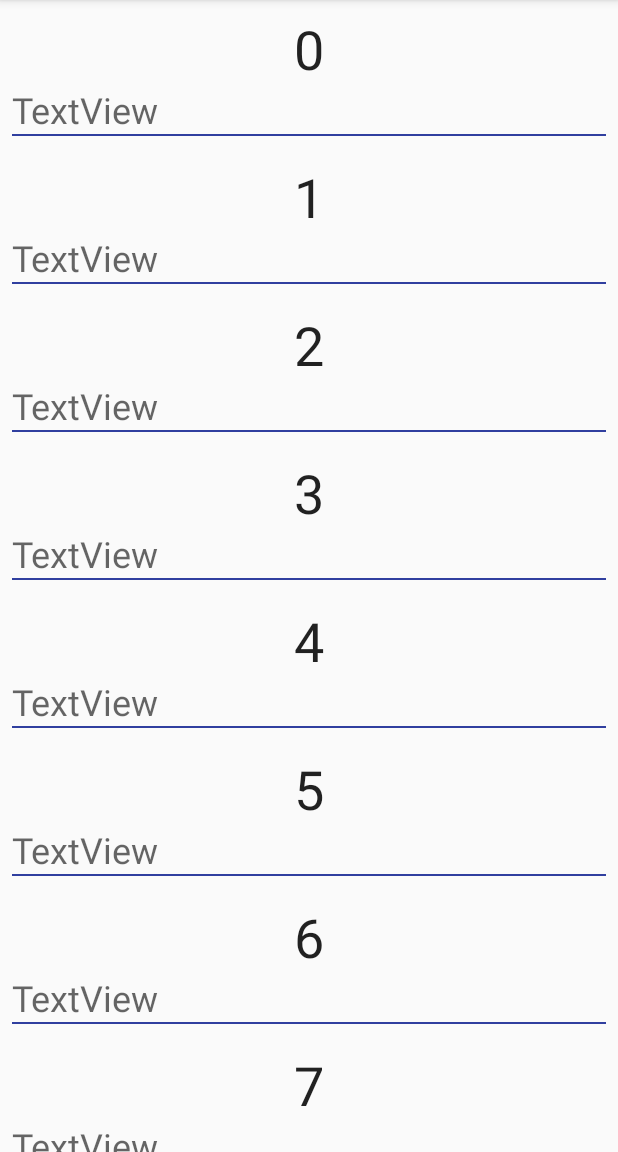
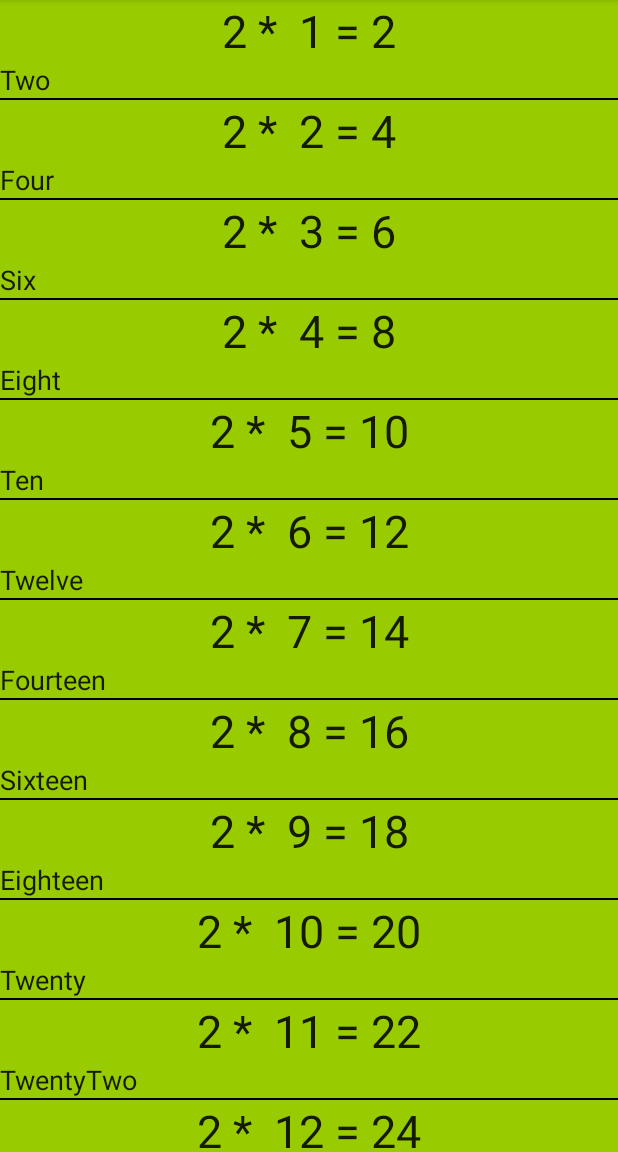
Before and after one commit to SURENDER14/Tables, an Android app: the screen it shows after launch (MainActivity), on a phone screen of 412 x 824 dp, the part 84-1236 px from its top. Run offline under Robolectric (Android 15) with nearby library versions, the phone set to English and light mode, and no system bars.

Commit message:
Create 2 table

```diff
--- /dev/null
+++ b/app/src/main/java/e/sura23/tables2/Table.java
@@ -0,0 +1,122 @@
+package e.sura23.tables2;
+
+/**
+ * Created by SURA23 on 7/7/2018.
+ */
+
+public class Table {
+
+    static int multiply = 2;
+    static int result;
+
+    static String numberTwoTable(int position) {
+        switch (position) {
+            case 0:
+                result = multiply * 1;
+                return multiply + " *  1 = " + result;
+            case 1:
+                result = multiply * 2;
+                return multiply + " *  2 = " + result;
+            case 2:
+                result = multiply * 3;
+                return multiply + " *  3 = " + result;
+            case 3:
+                result = multiply * 4;
+                return multiply + " *  4 = " + result;
+            case 4:
+                result = multiply * 5;
+                return multiply + " *  5 = " + result;
+            case 5:
+                result = multiply * 6;
+                return multiply + " *  6 = " + result;
+            case 6:
+                result = multiply * 7;
+                return multiply + " *  7 = " + result;
+            case 7:
+                result = multiply * 8;
+                return multiply + " *  8 = " + result;
+            case 8:
+                result = multiply * 9;
+                return multiply + " *  9 = " + result;
+            case 9:
+                result = multiply * 10;
+                return multiply + " *  10 = " + result;
+            case 10:
+                result = multiply * 11;
+                return multiply + " *  11 = " + result;
+            case 11:
+                result = multiply * 12;
+                return multiply + " *  12 = " + result;
+            case 12:
+                result = multiply * 13;
+                return multiply + " *  13 = " + result;
+            case 13:
+                result = multiply * 14;
+                return multiply + " *  14 = " + result;
+            case 14:
+                result = multiply * 15;
+                return multiply + " *  15 = " + result;
+
+            default:
+                return "Table";
+        }
+    }
+
+    static String textTwoTable() {
+        int number = result;
+        String text;
+
+        final String[] ones = {
+                "",
+                "One",
+                "Two",
+                "Three",
+                "Four",
+                "Five",
+                "Six",
+                "Seven",
+                "Eight",
+                "Nine",
+                "Ten",
+                "Eleven",
+                "Twelve",
+                "Thirteen",
+                "Fourteen",
+                "Fifteen",
+                "Sixteen",
+                "Seventeen",
+                "Eighteen",
+                "Nineteen",
+        };
+
+        final String[] Tens = {
+
+                "",
+                "Ten",
+                "Twenty",
+                "Thirty",
+                "Forty",
+                "Fifty",
+                "sixty",
+                "Seventy",
+                "Eighty",
+                "Ninety",
+        };
+
+        if ((number % 100) < 20) {
+            text = ones[number % 1000];
+            number /= 100;
+        } else {
+            text = ones[number % 10];
+            number /= 10;
+            text = Tens[number % 10] + text;
+            number /= 10;
+        }
+        if (number == 0) {
+            return text;
+        }
+        return ones[number] + "Hundred" + text;
+    }
+
+
+}
--- a/app/src/main/java/e/sura23/tables2/TableAdapter.java
+++ b/app/src/main/java/e/sura23/tables2/TableAdapter.java
@@ -51,7 +51,8 @@ public class TableAdapter extends RecyclerView.Adapter<TableAdapter.NumberListIt
         }
 
         public void bind(int position) {
-            mNumberTwotable.setText (String.valueOf (position));
+            mNumberTwotable.setText (Table.numberTwoTable (position));
+            mTextTwoTable.setText (Table.textTwoTable ());
         }
     }
 }
--- a/app/src/main/res/layout/table_list_item.xml
+++ b/app/src/main/res/layout/table_list_item.xml
@@ -3,7 +3,7 @@
     xmlns:tools="http://schemas.android.com/tools"
     android:layout_width="match_parent"
     android:layout_height="wrap_content"
-    android:layout_margin="8dp"
+    android:background="@android:color/holo_green_light"
     android:orientation="vertical">
 
     <TextView
@@ -13,19 +13,20 @@
         android:gravity="center"
         android:text="2*1 = 2"
         android:textAppearance="@android:style/TextAppearance.DeviceDefault.Large"
-        android:textSize="36sp" />
+        android:textSize="30sp" />
 
     <TextView
         android:id="@+id/tv_text_two_table"
         android:layout_width="wrap_content"
         android:layout_height="wrap_content"
-        android:text="TextView"
-        android:textAppearance="@style/TextAppearance.AppCompat.Medium"
-        android:textSize="24sp" />
+        android:textAppearance="@style/TextAppearance.AppCompat"
+        android:textSize="18sp" />
 
     <View
         android:layout_width="match_parent"
         android:layout_height="1dp"
-        android:background="@color/colorPrimaryDark"
-        android:visibility="visible" />
+        android:background="@android:color/black"
+        android:visibility="visible"
+        tools:background="@android:color/black" />
+
 </LinearLayout>
```
